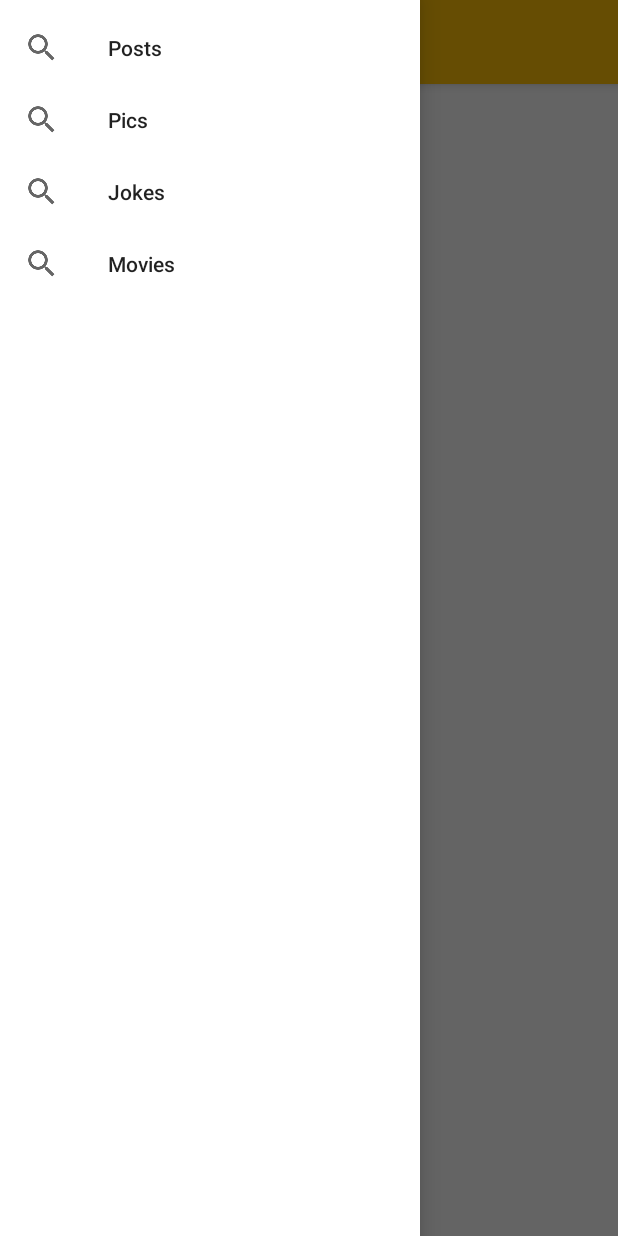
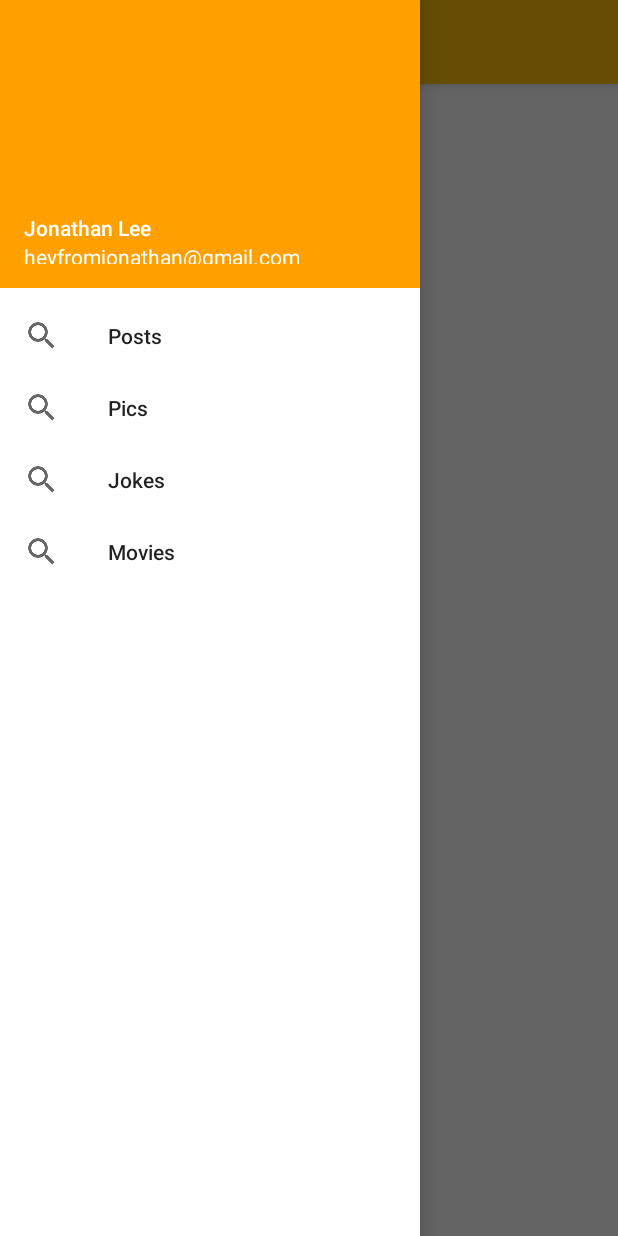
Before and after one commit to xudshen/jandan, an Android app: the screen it shows after launch (PostActivity), with the side drawer open, on a phone screen of 412 x 824 dp. Run offline under Robolectric (Android 15) with nearby library versions, the phone set to English and light mode, and no system bars; our stand-ins replace ButterKnife.

Commit message:
add nav drawer 2

```diff
--- a/app/src/main/java/info/xudshen/jandan/view/PostActivity.java
+++ b/app/src/main/java/info/xudshen/jandan/view/PostActivity.java
@@ -1,6 +1,8 @@
 package info.xudshen.jandan.view;
 
+import android.content.res.Configuration;
 import android.os.Bundle;
+import android.support.v7.app.ActionBarDrawerToggle;
 import android.support.v4.view.GravityCompat;
 import android.support.v4.widget.DrawerLayout;
 import android.support.v7.app.AppCompatActivity;
@@ -16,6 +18,7 @@ public class PostActivity extends AppCompatActivity {
     Toolbar toolbar;
     @Bind(R.id.drawer_layout)
     DrawerLayout drawerLayout;
+    ActionBarDrawerToggle drawerToggle;
 
     @Override
     protected void onCreate(Bundle savedInstanceState) {
@@ -24,24 +27,31 @@ public class PostActivity extends AppCompatActivity {
         ButterKnife.bind(this);
 
         setSupportActionBar(toolbar);
-        getSupportActionBar().setHomeAsUpIndicator(R.drawable.ic_menu_white_24dp);
-        getSupportActionBar().setDisplayHomeAsUpEnabled(true);
+
+        drawerToggle = new ActionBarDrawerToggle(this, drawerLayout, toolbar, R.string.drawer_open, R.string.drawer_close);
+        drawerLayout.setDrawerListener(drawerToggle);
     }
 
     @Override
     public boolean onOptionsItemSelected(MenuItem item) {
-        // The action bar home/up action should open or close the drawer.
-        switch (item.getItemId()) {
-            case android.R.id.home:
-                drawerLayout.openDrawer(GravityCompat.START);
-                return true;
+        if (drawerToggle.onOptionsItemSelected(item)) {
+            return true;
         }
         return super.onOptionsItemSelected(item);
     }
 
     @Override
+    public void onConfigurationChanged(Configuration newConfig) {
+        super.onConfigurationChanged(newConfig);
+
+        drawerToggle.onConfigurationChanged(newConfig);
+    }
+
+    @Override
     protected void onPostCreate(Bundle savedInstanceState) {
         super.onPostCreate(savedInstanceState);
+
+        drawerToggle.syncState();
     }
 
 }
--- a/app/src/main/res/layout/activity_post.xml
+++ b/app/src/main/res/layout/activity_post.xml
@@ -26,5 +26,6 @@
         android:layout_height="match_parent"
         android:layout_gravity="start"
         android:background="@android:color/white"
+        app:headerLayout="@layout/drawer_header"
         app:menu="@menu/drawer_view" />
 </android.support.v4.widget.DrawerLayout>
--- /dev/null
+++ b/app/src/main/res/layout/drawer_header.xml
@@ -0,0 +1,42 @@
+<?xml version="1.0" encoding="utf-8"?>
+<LinearLayout xmlns:android="http://schemas.android.com/apk/res/android"
+    android:layout_width="match_parent"
+    android:layout_height="192dp"
+    android:background="?attr/colorPrimaryDark"
+    android:gravity="bottom"
+    android:orientation="vertical"
+    android:paddingBottom="8dp"
+    android:paddingEnd="16dp"
+    android:paddingLeft="16dp"
+    android:paddingRight="16dp"
+    android:paddingStart="16dp"
+    android:theme="@style/ThemeOverlay.AppCompat.Dark">
+
+    <LinearLayout
+        android:layout_width="match_parent"
+        android:layout_height="56dp"
+        android:orientation="vertical"
+        android:paddingBottom="8dp"
+        android:paddingTop="14dp">
+
+        <TextView
+            android:layout_width="match_parent"
+            android:layout_height="wrap_content"
+            android:gravity="center_vertical|start"
+            android:lines="1"
+            android:singleLine="true"
+            android:text="Jonathan Lee"
+            android:textAppearance="@style/TextAppearance.AppCompat.Body2"
+            android:textColor="@android:color/white" />
+
+        <TextView
+            android:layout_width="match_parent"
+            android:layout_height="wrap_content"
+            android:gravity="center_vertical|start"
+            android:lines="1"
+            android:singleLine="true"
+            android:text="heyfromjonathan@gmail.com"
+            android:textAppearance="@style/TextAppearance.AppCompat.Body1"
+            android:textColor="@android:color/white" />
+    </LinearLayout>
+</LinearLayout>
--- a/app/src/main/res/values/strings.xml
+++ b/app/src/main/res/values/strings.xml
@@ -6,4 +6,7 @@
     <string name="drawer_item_jokes">Jokes</string>
     <string name="drawer_item_movies">Movies</string>
     <string name="drawer_preference">Preference</string>
+
+    <string name="drawer_open">Open navigation drawer</string>
+    <string name="drawer_close">Close navigation drawer</string>
 </resources>
```
